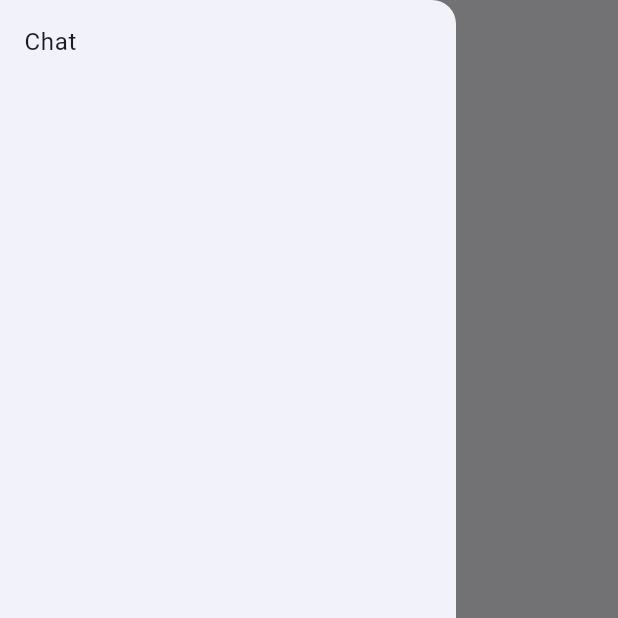
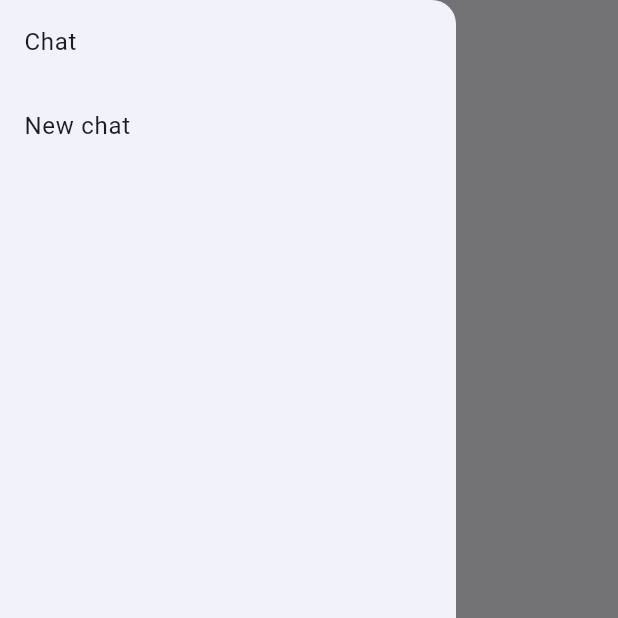
Before and after one commit to nguyentronghuan101120/ai-chat-bot-with-flutter, a Flutter app: the screen it shows after launch, in the side drawer, after a tap on the "attach file" icon, on a phone screen of 412 x 824 dp, the top half of it. Run offline on Flutter 3.47's test engine with Material 3 defaults, Android fonts, the phone set to English and light mode, and no system bars; our stand-ins replace cached_network_image, dio, easy_localization, equatable, file_picker, flutter_bloc and 6 more; generated files the repository leaves out were written again.

Commit message:
Enhance file handling and chat functionality in the application
- Added `file` role to `ChatRole` enum to support file messages in chat.
- Refactored file upload process by merging upload and processing into a single API call.
- Updated `ChatRequest` to include `hasFile` and `chatSessionId` fields for better context management.
- Modified `ChatCubit` to manage file uploads and integrate session handling.
- Enhanced UI components to display file attachments and manage file selection limits.
- Introduced `ShowMessage` utility for consistent error and success notifications.

```diff
--- a/lib/constants/enum.dart
+++ b/lib/constants/enum.dart
@@ -5,6 +5,7 @@ enum ChatRole {
   user,
   @JsonValue('assistant')
   assistant,
+  file,
 }
 
 enum FileType {
--- a/lib/data/models/requests/process_file_request.dart
+++ /dev/null
@@ -1,17 +0,0 @@
-import 'package:ai_chat_bot/constants/enum.dart';
-import 'package:json_annotation/json_annotation.dart';
-
-part 'process_file_request.g.dart';
-
-@JsonSerializable(explicitToJson: true)
-class ProcessFileRequest {
-  final String? fileId;
-  final FileType? type;
-
-  ProcessFileRequest({this.fileId, this.type});
-
-  factory ProcessFileRequest.fromJson(Map<String, dynamic> json) =>
-      _$ProcessFileRequestFromJson(json);
-
-  Map<String, dynamic> toJson() => _$ProcessFileRequestToJson(this);
-}
--- a/lib/domain/entities/chat_entity.dart
+++ b/lib/domain/entities/chat_entity.dart
@@ -20,12 +20,14 @@ class ChatEntity extends Equatable {
     ChatRole? role,
     bool? isLoading,
     List<PlatformFile>? files,
+    String? sessionChatId,
   }) {
     return ChatEntity(
-        message: message ?? this.message,
-        role: role ?? this.role,
-        isLoading: isLoading ?? this.isLoading,
-        files: files ?? this.files);
+      message: message ?? this.message,
+      role: role ?? this.role,
+      isLoading: isLoading ?? this.isLoading,
+      files: files ?? this.files,
+    );
   }
 
   @override
--- a/lib/domain/repositories/chat_repository.dart
+++ b/lib/domain/repositories/chat_repository.dart
@@ -1,5 +1,9 @@
 import 'package:ai_chat_bot/domain/entities/chat_entity.dart';
 
 abstract class ChatRepository {
-  Stream<ChatEntity> streamChat(List<ChatEntity> messages);
+  Stream<ChatEntity> streamChat({
+    required List<ChatEntity> messages,
+    String? chatSessionId,
+    bool? hasFile,
+  });
 }
--- a/lib/presentation/base/ui/base_page.dart
+++ b/lib/presentation/base/ui/base_page.dart
@@ -1,3 +1,4 @@
+import 'package:ai_chat_bot/presentation/chat/ui/chat_page.dart';
 import 'package:flutter/material.dart';
 
 class BasePage extends StatelessWidget {
@@ -19,6 +20,15 @@ class BasePage extends StatelessWidget {
         child: ListView(
           children: [
             ListTile(title: Text('Chat'), onTap: () {}),
+            ListTile(
+              title: Text('New chat'),
+              onTap: () {
+                Navigator.pushReplacement(
+                  context,
+                  MaterialPageRoute(builder: (context) => ChatPage()),
+                );
+              },
+            ),
           ],
         ),
       ),
--- a/lib/presentation/chat/ui/widgets/chatting_with_bot_widget.dart
+++ b/lib/presentation/chat/ui/widgets/chatting_with_bot_widget.dart
@@ -32,7 +32,6 @@ class _ChattingWithBotWidgetState extends State<ChattingWithBotWidget> {
         isLoading: false,
         message: message,
         role: ChatRole.user,
-        files: files,
       );
 
       _chatHistories.add(
--- a/lib/presentation/common/files_list_widget.dart
+++ b/lib/presentation/common/files_list_widget.dart
@@ -6,24 +6,29 @@ class FilesListWidget extends StatelessWidget {
     super.key,
     required this.selectedFiles,
     required this.onRemove,
+    this.isInitialChat = false,
   });
   final List<PlatformFile> selectedFiles;
   final Function(PlatformFile) onRemove;
+  final bool isInitialChat;
 
   @override
   Widget build(BuildContext context) {
-    return _buildFileList();
+    return Container(
+      constraints: const BoxConstraints(maxHeight: 160),
+      padding: selectedFiles.isNotEmpty
+          ? const EdgeInsets.symmetric(vertical: 8)
+          : const EdgeInsets.all(0),
+      child: Wrap(
+        children: List.generate(
+          selectedFiles.length,
+          (index) => _buildFile(index),
+        ),
+      ),
+    );
   }
 
-  Widget _buildFileList() {
-    if (selectedFiles.isEmpty) return const SizedBox.shrink();
-    return SizedBox(
-      height: 48,
-      child: ListView.separated(
-        scrollDirection: Axis.horizontal,
-        itemCount: selectedFiles.length,
-        separatorBuilder: (context, index) => const SizedBox(width: 8),
-        itemBuilder: (context, index) {
+  Widget _buildFile(int index) {
     final file = selectedFiles[index];
     IconData icon;
     if (file.extension == 'pdf') {
@@ -37,7 +42,9 @@ class FilesListWidget extends StatelessWidget {
     } else {
       icon = Icons.insert_drive_file;
     }
-          return Container(
+    return Padding(
+      padding: const EdgeInsets.only(right: 8),
+      child: Container(
         decoration: BoxDecoration(
           color: Colors.blue[50],
           borderRadius: BorderRadius.circular(12),
@@ -58,7 +65,7 @@ class FilesListWidget extends StatelessWidget {
             Icon(icon, color: Colors.blueAccent, size: 22),
             const SizedBox(width: 8),
             ConstrainedBox(
-                  constraints: const BoxConstraints(maxWidth: 120),
+              constraints: const BoxConstraints(maxWidth: 80),
               child: Tooltip(
                 message: file.name,
                 child: Text(
@@ -72,6 +79,7 @@ class FilesListWidget extends StatelessWidget {
             Text(_formatFileSize(file.size),
                 style: const TextStyle(fontSize: 12, color: Colors.grey)),
             const SizedBox(width: 4),
+            if (isInitialChat)
               InkWell(
                 borderRadius: BorderRadius.circular(16),
                 onTap: () {
@@ -84,8 +92,6 @@ class FilesListWidget extends StatelessWidget {
               ),
           ],
         ),
-          );
-        },
       ),
     );
   }
```
Also changed, not shown: lib/data/data_sources/file_process_sources.dart (+4 -8 lines), lib/data/models/requests/chat_request.dart (+9 -1 lines), lib/data/repositories/chat_repository_impl.dart (+10 -3 lines), lib/data/repositories/file_repository_impl.dart (+8 -11 lines), lib/domain/repositories/file_repository.dart (+4 -4 lines), lib/presentation/chat/cubit/chat_cubit.dart (+37 -22 lines), lib/presentation/chat/ui/widgets/chat_bar.dart (+27 -4 lines), lib/presentation/chat/ui/widgets/initial_chat_widget.dart (+6 -2 lines), lib/presentation/chat/ui/widgets/message_bubble.dart (+17 -10 lines), lib/utils/show_message.dart (added, +46 -0 lines). Lines whose indentation alone changed are shown as unchanged.
